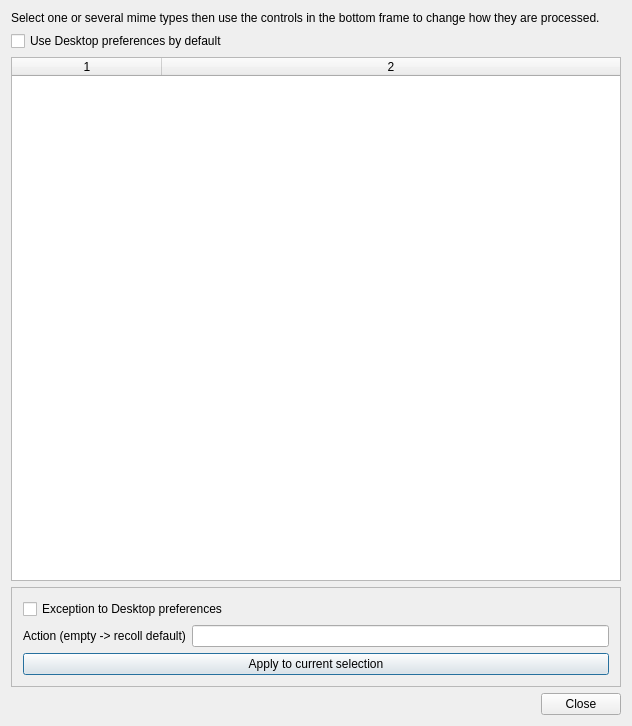
spanner888/recoll, file src/qtgui/viewaction.ui: the form before one commit.
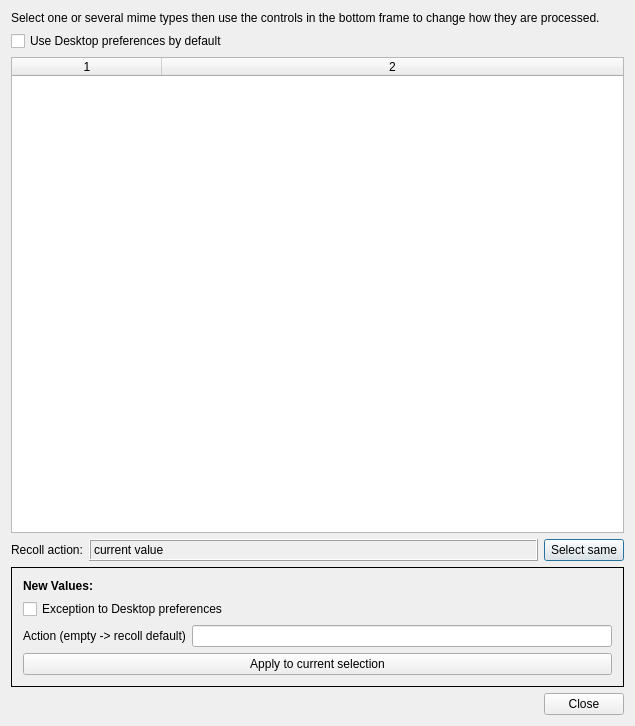
The form after the commit.

Commit message: clarified the dialog used to choose viewer apps

What changed in the file:
```diff
--- a/src/qtgui/viewaction.ui
+++ b/src/qtgui/viewaction.ui
@@ -6,7 +6,7 @@
    <rect>
     <x>0</x>
     <y>0</y>
-    <width>632</width>
+    <width>635</width>
     <height>726</height>
    </rect>
   </property>
@@ -82,20 +82,67 @@
      <column/>
     </widget>
    </item>
+   <item>
+    <layout class="QHBoxLayout" name="horizontalLayout_3">
+     <item>
+      <widget class="QLabel" name="label_2">
+       <property name="text">
+        <string>Recoll action:</string>
+       </property>
+      </widget>
+     </item>
+     <item>
+      <widget class="QLabel" name="currentLBL">
+       <property name="sizePolicy">
+        <sizepolicy hsizetype="Preferred" vsizetype="Preferred">
+         <horstretch>1</horstretch>
+         <verstretch>0</verstretch>
+        </sizepolicy>
+       </property>
+       <property name="frameShape">
+        <enum>QFrame::Box</enum>
+       </property>
+       <property name="frameShadow">
+        <enum>QFrame::Raised</enum>
+       </property>
+       <property name="text">
+        <string>current value</string>
+       </property>
+       <property name="textFormat">
+        <enum>Qt::PlainText</enum>
+       </property>
+       <property name="textInteractionFlags">
+        <set>Qt::TextSelectableByKeyboard|Qt::TextSelectableByMouse</set>
+       </property>
+      </widget>
+     </item>
+     <item>
+       <widget class="QPushButton" name="selSamePB">
+         <property name="text">
+           <string>Select same</string>
+         </property>
+       </widget>
+     </item>
+    </layout>
+   </item>
    <item>
     <widget class="QFrame" name="frame">
      <property name="frameShape">
-      <enum>QFrame::StyledPanel</enum>
+      <enum>QFrame::Box</enum>
      </property>
      <property name="frameShadow">
-      <enum>QFrame::Raised</enum>
-     </property>
-     <property name="lineWidth">
-      <number>2</number>
+      <enum>QFrame::Plain</enum>
      </property>
      <layout class="QVBoxLayout" name="verticalLayout_2">
       <item>
        <layout class="QVBoxLayout" name="verticalLayout">
+          <item>
+           <widget class="QLabel" name="label_new">
+            <property name="text">
+             <string>&lt;b&gt;New Values:&lt;/b&gt;</string>
+            </property>
+           </widget>
+          </item>
         <item>
          <widget class="QCheckBox" name="setExceptCB">
           <property name="text">
```
Left out of the diff: 2 changed lines with no effect on the pictures. The commit also changes 3 other files.
